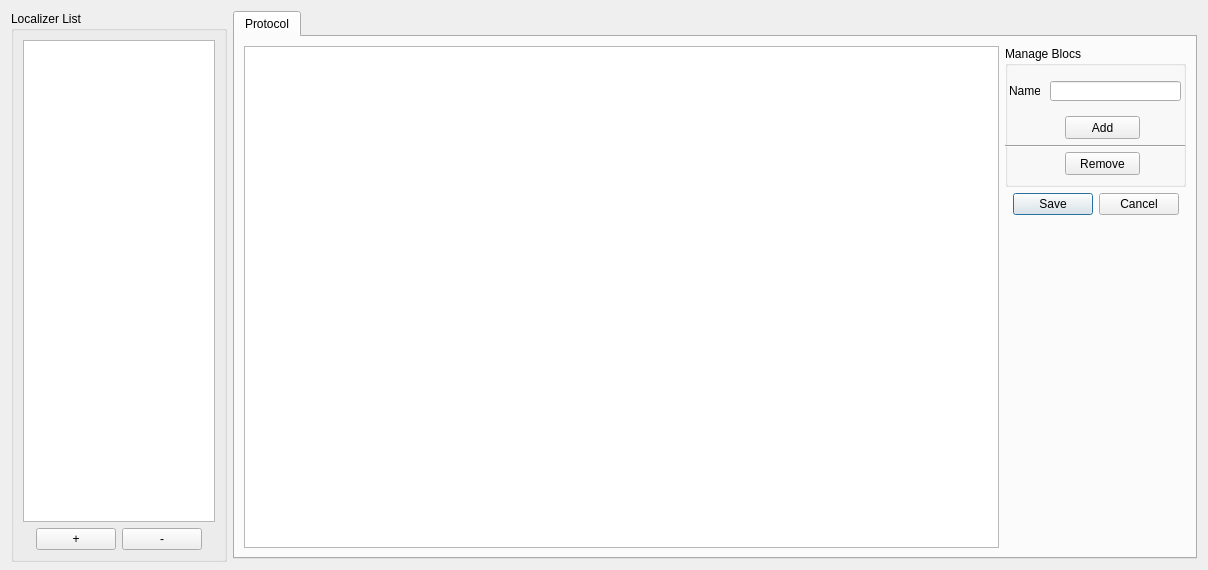
Before: the Qt Designer form Localizer/form.ui in CRNL-Eduwell/Localizer, drawn with Qt 5.
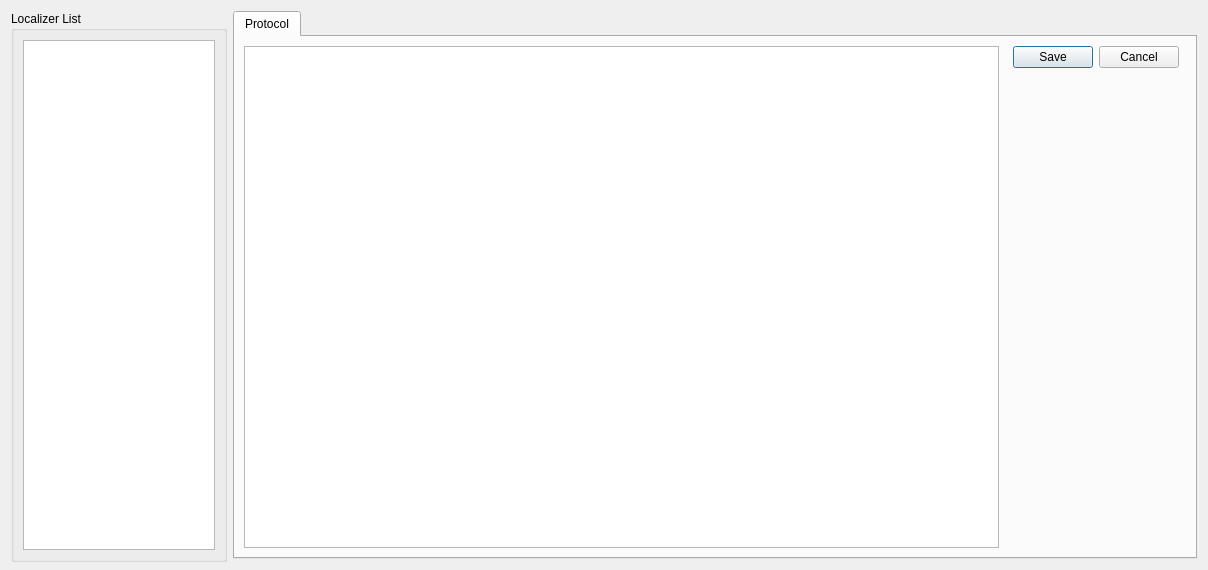
After: the same form once the commit is applied.

Commit message: update protocole parameters management ui TODO : the saving part once the user quits

```diff
--- a/Localizer/form.ui
+++ b/Localizer/form.ui
@@ -47,50 +47,6 @@
       <item>
        <widget class="QListWidget" name="listWidget_loca"/>
       </item>
-      <item>
-       <layout class="QHBoxLayout" name="horizontalLayout">
-        <item>
-         <spacer name="horizontalSpacer">
-          <property name="orientation">
-           <enum>Qt::Horizontal</enum>
-          </property>
-          <property name="sizeHint" stdset="0">
-           <size>
-            <width>40</width>
-            <height>20</height>
-           </size>
-          </property>
-         </spacer>
-        </item>
-        <item>
-         <widget class="QPushButton" name="button_addLoca">
-          <property name="text">
-           <string>+</string>
-          </property>
-         </widget>
-        </item>
-        <item>
-         <widget class="QPushButton" name="button_removeLoca">
-          <property name="text">
-           <string>-</string>
-          </property>
-         </widget>
-        </item>
-        <item>
-         <spacer name="horizontalSpacer_2">
-          <property name="orientation">
-           <enum>Qt::Horizontal</enum>
-          </property>
-          <property name="sizeHint" stdset="0">
-           <size>
-            <width>40</width>
-            <height>20</height>
-           </size>
-          </property>
-         </spacer>
-        </item>
-       </layout>
-      </item>
      </layout>
     </widget>
    </item>
@@ -137,111 +93,6 @@
          <property name="sizeConstraint">
           <enum>QLayout::SetDefaultConstraint</enum>
          </property>
-         <item>
-          <widget class="QGroupBox" name="groupBox_3">
-           <property name="minimumSize">
-            <size>
-             <width>181</width>
-             <height>141</height>
-            </size>
-           </property>
-           <property name="maximumSize">
-            <size>
-             <width>181</width>
-             <height>141</height>
-            </size>
-           </property>
-           <property name="title">
-            <string>Manage Blocs</string>
-           </property>
-           <widget class="QPushButton" name="button_addBloc">
-            <property name="geometry">
-             <rect>
-              <x>60</x>
-              <y>70</y>
-              <width>75</width>
-              <height>23</height>
-             </rect>
-            </property>
-            <property name="text">
-             <string>Add</string>
-            </property>
-           </widget>
-           <widget class="QPushButton" name="button_removeBloc">
-            <property name="geometry">
-             <rect>
-              <x>60</x>
-              <y>106</y>
-              <width>75</width>
-              <height>23</height>
-             </rect>
-            </property>
-            <property name="text">
-             <string>Remove</string>
-            </property>
-           </widget>
-           <widget class="Line" name="line">
-            <property name="geometry">
-             <rect>
-              <x>0</x>
-              <y>90</y>
-              <width>180</width>
-              <height>20</height>
-             </rect>
-            </property>
-            <property name="orientation">
-             <enum>Qt::Horizontal</enum>
-            </property>
-           </widget>
-           <widget class="QWidget" name="horizontalLayoutWidget_2">
-            <property name="geometry">
-             <rect>
-              <x>0</x>
-              <y>30</y>
-              <width>181</width>
-              <height>31</height>
-             </rect>
-            </property>
-            <layout class="QHBoxLayout" name="horizontalLayout_3">
-             <item>
-              <widget class="QLabel" name="label_blocName">
-               <property name="minimumSize">
-                <size>
-                 <width>31</width>
-                 <height>20</height>
-                </size>
-               </property>
-               <property name="maximumSize">
-                <size>
-                 <width>31</width>
-                 <height>20</height>
-                </size>
-               </property>
-               <property name="text">
-                <string>Name</string>
-               </property>
-              </widget>
-             </item>
-             <item>
-              <widget class="QLineEdit" name="lineEdit_blocName">
-               <property name="minimumSize">
-                <size>
-                 <width>131</width>
-                 <height>20</height>
-                </size>
-               </property>
-               <property name="maximumSize">
-                <size>
-                 <width>131</width>
-                 <height>20</height>
-                </size>
-               </property>
-              </widget>
-             </item>
-            </layout>
-           </widget>
-          </widget>
-         </item>
          <item>
           <widget class="QDialogButtonBox" name="buttonBox_save">
            <property name="minimumSize">
```
The commit also changes 2 other files.
